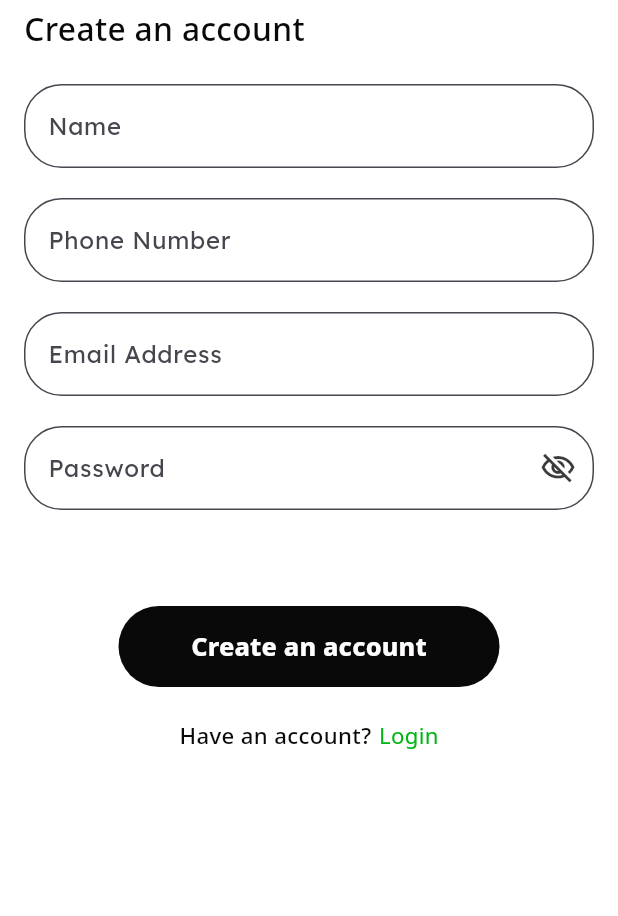
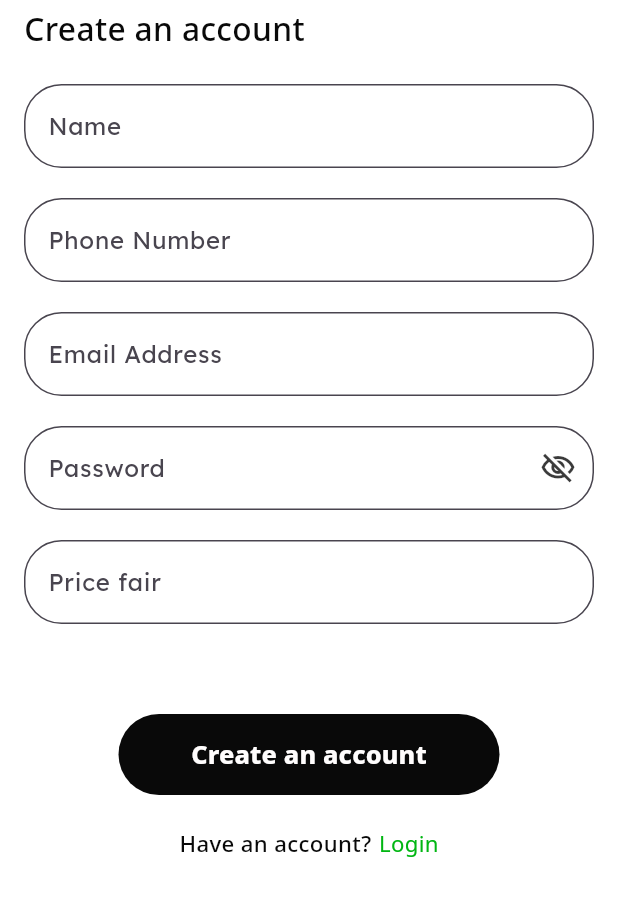
Before and after one commit to Sxmtee/TruckHub, a Flutter app: the screen it shows after launch, after a tap on "Earn as a driver", on a phone screen of 412 x 824 dp, the part 191-1107 px from its top. Run offline on Flutter 3.47's test engine with Material 3 defaults, Android fonts, the light colour scheme and no system bars; drawn by our look-alikes of dots_indicator; our stand-ins replace animated_bottom_navigation_bar, awesome_notifications, cloud_firestore, email_validator, firebase_auth, firebase_core and 15 more; missing offline and left inert: flutter_google_places, flutter_phone_direct_caller, flutter_polyline_points, google_api_headers, google_maps_webservice, wolt_modal_sheet; accounts and stored records are empty; network calls fail; project files that could hold a hidden picture were left out.

Commit message:
price fairs

```diff
--- a/lib/Features/Auth/controllers/auth_controllers.dart
+++ b/lib/Features/Auth/controllers/auth_controllers.dart
@@ -34,6 +34,7 @@ class AuthController {
     required String email,
     required String phone,
     required String password,
+    required String price,
   }) {
     authRepo.signDriverUp(
       context: context,
@@ -41,6 +42,7 @@ class AuthController {
       email: email,
       phone: phone,
       password: password,
+      price: price,
     );
   }
 
--- a/lib/Features/Auth/repo/auth_repo.dart
+++ b/lib/Features/Auth/repo/auth_repo.dart
@@ -54,6 +54,7 @@ class AuthRepo {
     required String email,
     required String phone,
     required String password,
+    required String price,
   }) async {
     try {
       final userCredential = await auth.createUserWithEmailAndPassword(
@@ -72,6 +73,7 @@ class AuthRepo {
         uid: id,
         email: email,
         password: password,
+        priceFair: price,
       );
 
       await firestore.collection("drivers").doc(id).set(userDetails.toMap());
--- a/lib/Features/Auth/screens/driver/driver_sign_up.dart
+++ b/lib/Features/Auth/screens/driver/driver_sign_up.dart
@@ -22,6 +22,7 @@ class _DriverSignUpState extends ConsumerState<DriverSignUp> {
   final nameController = TextEditingController();
   final phoneController = TextEditingController();
   final passwordController = TextEditingController();
+  final priceCtrl = TextEditingController();
 
   bool showPassword = false;
 
@@ -38,6 +39,7 @@ class _DriverSignUpState extends ConsumerState<DriverSignUp> {
           email: emailController.text.trim(),
           phone: phoneController.text.trim(),
           password: passwordController.text.trim(),
+          price: priceCtrl.text.trim(),
         );
   }
 
@@ -170,7 +172,27 @@ class _DriverSignUpState extends ConsumerState<DriverSignUp> {
                   },
                 ),
                 const SizedBox(
-                  height: 64,
+                  height: 20,
+                ),
+                TextAreas(
+                  controller: priceCtrl,
+                  hintText: 'Price fair',
+                  obscure: false,
+                  border: const OutlineInputBorder(
+                    borderRadius: BorderRadius.all(
+                      Radius.circular(25),
+                    ),
+                  ),
+                  keyboard: TextInputType.phone,
+                  validator: (val) {
+                    if (val!.isEmpty) {
+                      return "Please enter your price fair";
+                    }
+                    return null;
+                  },
+                ),
+                const SizedBox(
+                  height: 60,
                 ),
                 Padding(
                   padding: const EdgeInsets.symmetric(horizontal: 63),
--- a/lib/Features/Home/repo/driver_repo.dart
+++ b/lib/Features/Home/repo/driver_repo.dart
@@ -39,6 +39,7 @@ class DriverRepo {
             profilePic: user.profilePic,
             uid: user.uid,
             email: user.email,
+            priceFair: user.priceFair!,
           ),
         );
       }
--- a/lib/Features/Home/widgets/driver_display.dart
+++ b/lib/Features/Home/widgets/driver_display.dart
@@ -1,4 +1,3 @@
-import 'package:flutter/cupertino.dart';
 import 'package:flutter/material.dart';
 import 'package:flutter_riverpod/flutter_riverpod.dart';
 import 'package:trucks/Common/Utils/dimension.dart';
@@ -46,7 +45,10 @@ class DriverDisplay extends ConsumerWidget {
               driverList.phoneNumber,
               overflow: TextOverflow.ellipsis,
             ),
-            trailing: const Icon(CupertinoIcons.forward),
+            trailing: Text(
+              "₦${driverList.priceFair}",
+              style: const TextStyle(fontSize: 15),
+            ),
           ),
         );
       },
--- a/lib/Models/usermodel.dart
+++ b/lib/Models/usermodel.dart
@@ -6,6 +6,7 @@ class UserModel {
   final String uid;
   final String email;
   final String password;
+  final String? priceFair;
 
   UserModel({
     required this.name,
@@ -15,6 +16,7 @@ class UserModel {
     required this.uid,
     required this.email,
     required this.password,
+    this.priceFair,
   });
 
   Map<String, dynamic> toMap() {
@@ -26,6 +28,7 @@ class UserModel {
       "user_id": uid,
       "email": email,
       "password": password,
+      "pricefair": priceFair,
     };
   }
 
@@ -38,6 +41,7 @@ class UserModel {
       uid: map["user_id"],
       email: map["email"],
       password: map["password"],
+      priceFair: map["pricefair"],
     );
   }
 }
```
Also changed, not shown: lib/Models/drivermodel.dart (+11 -8 lines).
